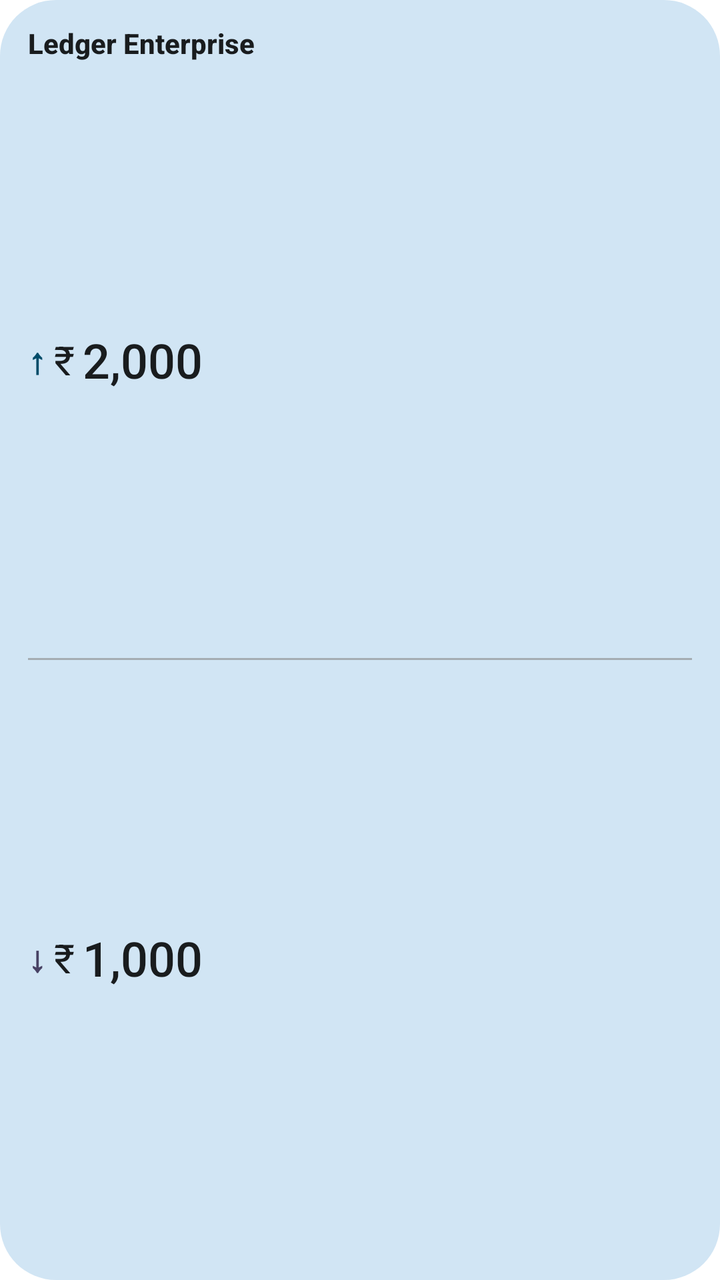
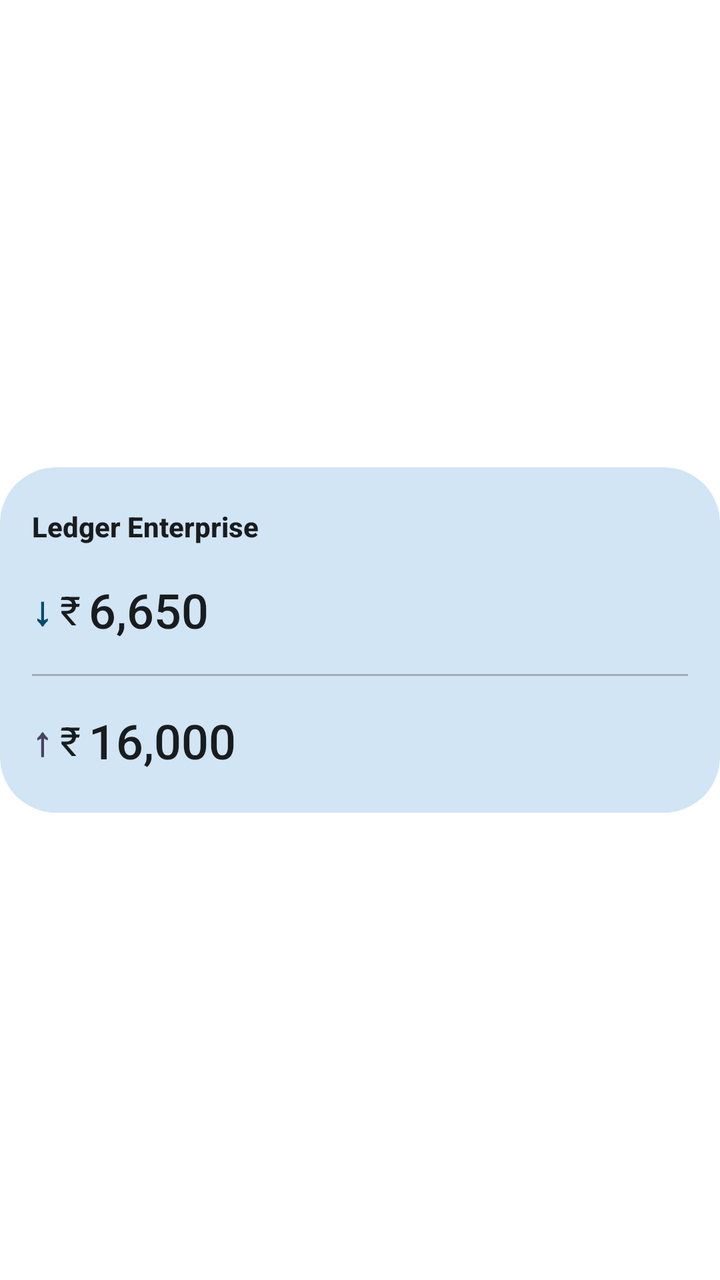

Two renders of the same Android screen: before a commit and after it. Below are the layout's source before the change and the commit's diff.
<!-- AndroidManifest.xml: fallback theme Theme.MaterialComponents.DayNight.NoActionBar -->
<!-- res/layout/widget_ledger_pulse_small.xml -->
<?xml version="1.0" encoding="utf-8"?>
<LinearLayout xmlns:android="http://schemas.android.com/apk/res/android"
    android:id="@+id/widget_root"
    android:layout_width="match_parent"
    android:layout_height="match_parent"
    android:background="@drawable/widget_background"
    android:clickable="true"
    android:focusable="true"
    android:orientation="vertical"
    android:paddingStart="14dp"
    android:paddingTop="12dp"
    android:paddingEnd="14dp"
    android:paddingBottom="12dp">

    
    <TextView
        android:id="@+id/widget_company_name"
        android:layout_width="match_parent"
        android:layout_height="wrap_content"
        android:ellipsize="end"
        android:fontFamily="sans-serif-medium"
        android:maxLines="1"
        android:text="Ledger Enterprise"
        android:textColor="@color/widget_on_surface"
        android:textSize="14sp"
        android:textStyle="bold" />

    
    <LinearLayout
        android:layout_width="match_parent"
        android:layout_height="0dp"
        android:layout_weight="1"
        android:gravity="center_vertical"
        android:orientation="horizontal">

        <TextView
            android:id="@+id/widget_inflow_arrow"
            android:layout_width="wrap_content"
            android:layout_height="wrap_content"
            android:layout_marginEnd="4dp"
            android:fontFamily="sans-serif-medium"
            android:text="↑"
            android:textColor="@color/widget_inflow_indicator"
            android:textSize="18sp"
            android:textStyle="bold" />

        <TextView
            android:id="@+id/widget_inflow_symbol"
            android:layout_width="wrap_content"
            android:layout_height="wrap_content"
            android:layout_marginEnd="4dp"
            android:fontFamily="sans-serif"
            android:text="₹"
            android:textColor="@color/widget_on_surface"
            android:textSize="20sp" />

        <TextView
            android:id="@+id/widget_cash_in_text"
            android:layout_width="0dp"
            android:layout_height="wrap_content"
            android:layout_weight="1"
            android:autoSizeMaxTextSize="24sp"
            android:autoSizeMinTextSize="12sp"
            android:autoSizeStepGranularity="1sp"
            android:autoSizeTextType="uniform"
            android:fontFamily="sans-serif-medium"
            android:maxLines="1"
            android:text="2,000"
            android:textColor="@color/widget_on_surface"
            android:textSize="24sp" />
    </LinearLayout>

    
    <ImageView
        android:id="@+id/widget_divider_view"
        android:layout_width="match_parent"
        android:layout_height="1dp"
        android:contentDescription="Divider"
        android:src="@drawable/widget_divider" />

    
    <LinearLayout
        android:layout_width="match_parent"
        android:layout_height="0dp"
        android:layout_weight="1"
        android:gravity="center_vertical"
        android:orientation="horizontal">

        <TextView
            android:id="@+id/widget_outflow_arrow"
            android:layout_width="wrap_content"
            android:layout_height="wrap_content"
            android:layout_marginEnd="4dp"
            android:fontFamily="sans-serif-medium"
            android:text="↓"
            android:textColor="@color/widget_outflow_indicator"
            android:textSize="18sp"
            android:textStyle="bold" />

        <TextView
            android:id="@+id/widget_outflow_symbol"
            android:layout_width="wrap_content"
            android:layout_height="wrap_content"
            android:layout_marginEnd="4dp"
            android:fontFamily="sans-serif"
            android:text="₹"
            android:textColor="@color/widget_on_surface"
            android:textSize="20sp" />

        <TextView
            android:id="@+id/widget_cash_out_text"
            android:layout_width="0dp"
            android:layout_height="wrap_content"
            android:layout_weight="1"
            android:autoSizeMaxTextSize="24sp"
            android:autoSizeMinTextSize="12sp"
            android:autoSizeStepGranularity="1sp"
            android:autoSizeTextType="uniform"
            android:fontFamily="sans-serif-medium"
            android:maxLines="1"
            android:text="1,000"
            android:textColor="@color/widget_on_surface"
            android:textSize="24sp" />
    </LinearLayout>

</LinearLayout>
<!-- resources referenced by this layout -->
<resources>
  <color name="widget_inflow_indicator">#004D25</color>
  <color name="widget_on_surface">#0A1C0E</color>
  <color name="widget_outflow_indicator">#8A1414</color>
  <!-- drawable widget_background (drawable) -->
  <?xml version="1.0" encoding="utf-8"?>
  <shape xmlns:android="http://schemas.android.com/apk/res/android"
      android:shape="rectangle">
      <corners android:radius="28dp" />
      <solid android:color="@color/widget_bg" />
  </shape>
  <!-- drawable widget_divider (drawable) -->
  <?xml version="1.0" encoding="utf-8"?>
  <shape xmlns:android="http://schemas.android.com/apk/res/android"
      android:shape="rectangle">
      <solid android:color="@color/widget_divider" />
      <size android:height="1dp" />
  </shape>
  <color name="widget_bg">#9BD6A2</color>
  <color name="widget_divider">#527357</color>
</resources>

<!-- the commit's change to res/layout/widget_ledger_pulse_small.xml (unified diff, before → after) -->
@@ -1,126 +1,133 @@
 <?xml version="1.0" encoding="utf-8"?>
-<LinearLayout xmlns:android="http://schemas.android.com/apk/res/android"
-    android:id="@+id/widget_root"
+<FrameLayout xmlns:android="http://schemas.android.com/apk/res/android"
     android:layout_width="match_parent"
-    android:layout_height="match_parent"
-    android:background="@drawable/widget_background"
-    android:clickable="true"
-    android:focusable="true"
-    android:orientation="vertical"
-    android:paddingStart="14dp"
-    android:paddingTop="12dp"
-    android:paddingEnd="14dp"
-    android:paddingBottom="12dp">
+    android:layout_height="match_parent">
 
-    
-    <TextView
-        android:id="@+id/widget_company_name"
+    <LinearLayout
+        android:id="@+id/widget_root"
         android:layout_width="match_parent"
         android:layout_height="wrap_content"
-        android:ellipsize="end"
-        android:fontFamily="sans-serif-medium"
-        android:maxLines="1"
-        android:text="Ledger Enterprise"
-        android:textColor="@color/widget_on_surface"
-        android:textSize="14sp"
-        android:textStyle="bold" />
+        android:layout_gravity="center"
+        android:background="@drawable/widget_background"
+        android:clickable="true"
+        android:focusable="true"
+        android:orientation="vertical"
+        android:paddingStart="16dp"
+        android:paddingTop="20dp"
+        android:paddingEnd="16dp"
+        android:paddingBottom="20dp">
 
-    
-    <LinearLayout
-        android:layout_width="match_parent"
-        android:layout_height="0dp"
-        android:layout_weight="1"
-        android:gravity="center_vertical"
-        android:orientation="horizontal">
-
+        
         <TextView
-            android:id="@+id/widget_inflow_arrow"
-            android:layout_width="wrap_content"
+            android:id="@+id/widget_company_name"
+            android:layout_width="match_parent"
             android:layout_height="wrap_content"
-            android:layout_marginEnd="4dp"
+            android:ellipsize="end"
             android:fontFamily="sans-serif-medium"
-            android:text="↑"
-            android:textColor="@color/widget_inflow_indicator"
-            android:textSize="18sp"
+            android:maxLines="1"
+            android:text="Ledger Enterprise"
+            android:textColor="@color/widget_on_surface"
+            android:textSize="14sp"
             android:textStyle="bold" />
 
-        <TextView
-            android:id="@+id/widget_inflow_symbol"
-            android:layout_width="wrap_content"
+        
+        <LinearLayout
+            android:layout_width="match_parent"
             android:layout_height="wrap_content"
-            android:layout_marginEnd="4dp"
-            android:fontFamily="sans-serif"
-            android:text="₹"
-            android:textColor="@color/widget_on_surface"
-            android:textSize="20sp" />
+            android:layout_marginTop="16dp"
+            android:gravity="center_vertical"
+            android:orientation="horizontal">
 
-        <TextView
-            android:id="@+id/widget_cash_in_text"
-            android:layout_width="0dp"
+            <TextView
+                android:id="@+id/widget_inflow_arrow"
+                android:layout_width="wrap_content"
+                android:layout_height="wrap_content"
+                android:layout_marginEnd="4dp"
+                android:fontFamily="sans-serif-medium"
+                android:text="↓"
+                android:textColor="@color/widget_inflow_indicator"
+                android:textSize="20sp"
+                android:textStyle="bold" />
+
+            <TextView
+                android:id="@+id/widget_inflow_symbol"
+                android:layout_width="wrap_content"
+                android:layout_height="wrap_content"
+                android:layout_marginEnd="4dp"
+                android:fontFamily="sans-serif"
+                android:text="₹"
+                android:textColor="@color/widget_on_surface"
+                android:textSize="20sp" />
+
+            <TextView
+                android:id="@+id/widget_cash_in_text"
+                android:layout_width="0dp"
+                android:layout_height="wrap_content"
+                android:layout_weight="1"
+                android:autoSizeMaxTextSize="24sp"
+                android:autoSizeMinTextSize="12sp"
+                android:autoSizeStepGranularity="1sp"
+                android:autoSizeTextType="uniform"
+                android:fontFamily="sans-serif-medium"
+                android:maxLines="1"
+                android:text="6,650"
+                android:textColor="@color/widget_on_surface"
+                android:textSize="24sp" />
+        </LinearLayout>
+
+        
+        <ImageView
+            android:id="@+id/widget_divider_view"
+            android:layout_width="match_parent"
+            android:layout_height="1dp"
+            android:layout_marginTop="16dp"
+            android:layout_marginBottom="16dp"
+            android:contentDescription="Divider"
+            android:src="@drawable/widget_divider" />
+
+        
+        <LinearLayout
+            android:layout_width="match_parent"
             android:layout_height="wrap_content"
-            android:layout_weight="1"
-            android:autoSizeMaxTextSize="24sp"
-            android:autoSizeMinTextSize="12sp"
-            android:autoSizeStepGranularity="1sp"
-            android:autoSizeTextType="uniform"
-            android:fontFamily="sans-serif-medium"
-            android:maxLines="1"
-            android:text="2,000"
-            android:textColor="@color/widget_on_surface"
-            android:textSize="24sp" />
+            android:gravity="center_vertical"
+            android:orientation="horizontal">
+
+            <TextView
+                android:id="@+id/widget_outflow_arrow"
+                android:layout_width="wrap_content"
+                android:layout_height="wrap_content"
+                android:layout_marginEnd="4dp"
+                android:fontFamily="sans-serif-medium"
+                android:text="↑"
+                android:textColor="@color/widget_outflow_indicator"
+                android:textSize="20sp"
+                android:textStyle="bold" />
+
+            <TextView
+                android:id="@+id/widget_outflow_symbol"
+                android:layout_width="wrap_content"
+                android:layout_height="wrap_content"
+                android:layout_marginEnd="4dp"
+                android:fontFamily="sans-serif"
+                android:text="₹"
+                android:textColor="@color/widget_on_surface"
+                android:textSize="20sp" />
+
+            <TextView
+                android:id="@+id/widget_cash_out_text"
+                android:layout_width="0dp"
+                android:layout_height="wrap_content"
+                android:layout_weight="1"
+                android:autoSizeMaxTextSize="24sp"
+                android:autoSizeMinTextSize="12sp"
+                android:autoSizeStepGranularity="1sp"
+                android:autoSizeTextType="uniform"
+                android:fontFamily="sans-serif-medium"
+                android:maxLines="1"
+                android:text="16,000"
+                android:textColor="@color/widget_on_surface"
+                android:textSize="24sp" />
+        </LinearLayout>
+
     </LinearLayout>
-
-    
-    <ImageView
-        android:id="@+id/widget_divider_view"
-        android:layout_width="match_parent"
-        android:layout_height="1dp"
-        android:contentDescription="Divider"
-        android:src="@drawable/widget_divider" />
-
-    
-    <LinearLayout
-        android:layout_width="match_parent"
-        android:layout_height="0dp"
-        android:layout_weight="1"
-        android:gravity="center_vertical"
-        android:orientation="horizontal">
-
-        <TextView
-            android:id="@+id/widget_outflow_arrow"
-            android:layout_width="wrap_content"
-            android:layout_height="wrap_content"
-            android:layout_marginEnd="4dp"
-            android:fontFamily="sans-serif-medium"
-            android:text="↓"
-            android:textColor="@color/widget_outflow_indicator"
-            android:textSize="18sp"
-            android:textStyle="bold" />
-
-        <TextView
-            android:id="@+id/widget_outflow_symbol"
-            android:layout_width="wrap_content"
-            android:layout_height="wrap_content"
-            android:layout_marginEnd="4dp"
-            android:fontFamily="sans-serif"
-            android:text="₹"
-            android:textColor="@color/widget_on_surface"
-            android:textSize="20sp" />
-
-        <TextView
-            android:id="@+id/widget_cash_out_text"
-            android:layout_width="0dp"
-            android:layout_height="wrap_content"
-            android:layout_weight="1"
-            android:autoSizeMaxTextSize="24sp"
-            android:autoSizeMinTextSize="12sp"
-            android:autoSizeStepGranularity="1sp"
-            android:autoSizeTextType="uniform"
-            android:fontFamily="sans-serif-medium"
-            android:maxLines="1"
-            android:text="1,000"
-            android:textColor="@color/widget_on_surface"
-            android:textSize="24sp" />
-    </LinearLayout>
-
-</LinearLayout>
+</FrameLayout>
